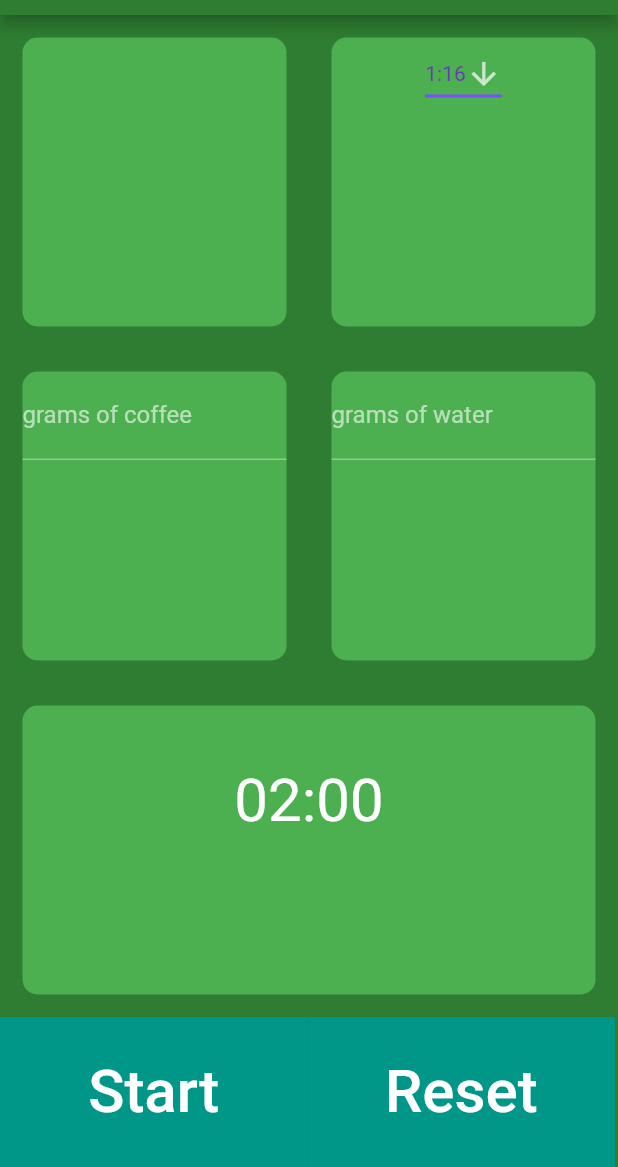
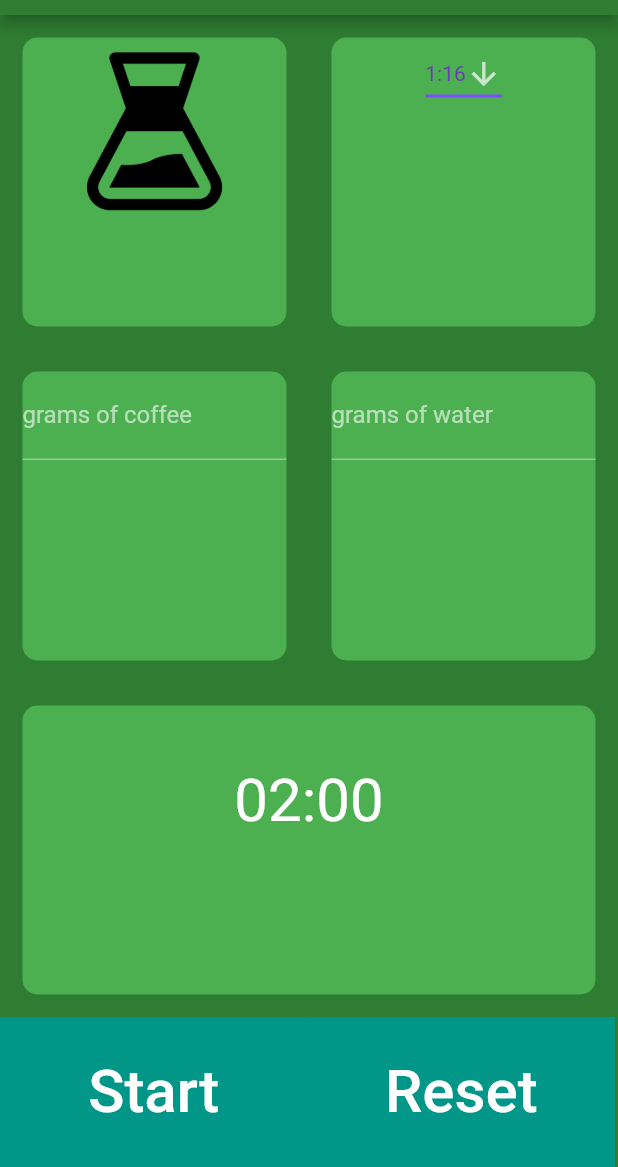
Before and after one commit to jlcamacho-dev/koffeem8, a Flutter app: the screen it shows after launch, on a phone screen of 412 x 824 dp, the part 69-1236 px from its top. Run offline on Flutter 3.47's test engine with Material 2 defaults, Android fonts, the phone set to English and light mode, and no system bars.

Commit message:
added image widget and proper sizing

```diff
--- a/koffeem8_app/lib/InputPage.dart
+++ b/koffeem8_app/lib/InputPage.dart
@@ -17,6 +17,9 @@ class _InputPageState extends State<InputPage> {
   var _txtCoffee = TextEditingController();
   var _txtWater = TextEditingController();
   var _txtTimer = TextEditingController();
+
+  // control for image
+  int _bNum = 2;
 
   // variable for dropdown menu
   String dropdownValue = '1:16';
@@ -57,7 +60,18 @@ class _InputPageState extends State<InputPage> {
             child: Row(
               children: <Widget>[
                 Expanded(
-                  child: ReusableCard(),
+                  child: ReusableCard(
+                    cardChild: Column(
+                      children: <Widget>[
+                        Center(
+                          child: Image(
+                            image: AssetImage('images/BrewMethod$_bNum.png'),
+                            height: 125.0,
+                          ),
+                        ),
+                      ],
+                    ),
+                  ),
                 ),
                 Expanded(
                   child: ReusableCard(
```
